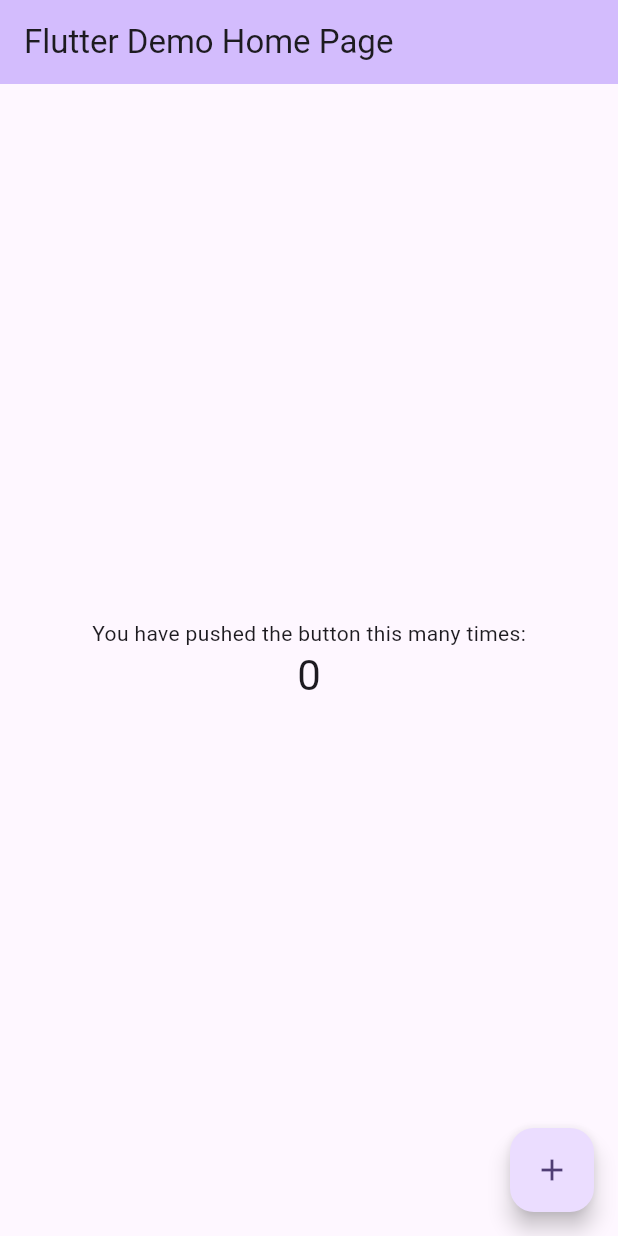
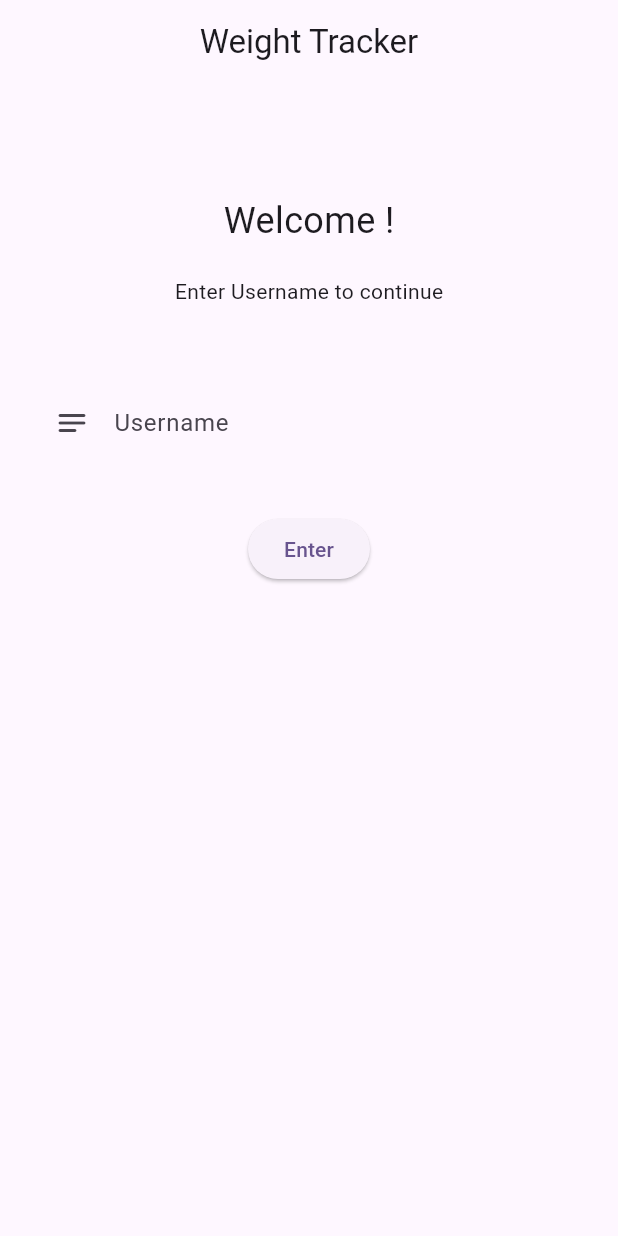
Before and after one commit to Dheeraj-2003/weight_tracker, a Flutter app: the screen it shows after launch, on a phone screen of 412 x 824 dp. Run offline on Flutter 3.47's test engine with Material 3 defaults, Android fonts, the phone set to English and light mode, and no system bars.

Commit message:
Implemented UI screens and widgets

```diff
--- /dev/null
+++ b/lib/data/models/weight.dart
@@ -0,0 +1,59 @@
+import 'dart:convert';
+
+class Weight {
+  final DateTime time;
+  final int weight;
+
+  Weight({
+    required this.time,
+    required this.weight,
+  });
+
+  Weight copyWith({
+    DateTime? time,
+    int? weight,
+  }) {
+    return Weight(
+      time: time ?? this.time,
+      weight: weight ?? this.weight,
+    );
+  }
+
+  Map<String, dynamic> toMap() {
+    return <String, dynamic>{
+      'time': time.millisecondsSinceEpoch,
+      'weight': weight,
+    };
+  }
+
+  factory Weight.fromMap(Map<String, dynamic> map) {
+    return Weight(
+      time: DateTime.fromMillisecondsSinceEpoch(map['time'] as int),
+      weight: map['weight'] as int,
+    );
+  }
+
+  String toJson() => json.encode(toMap());
+
+  factory Weight.fromJson(String source) =>
+      Weight.fromMap(json.decode(source) as Map<String, dynamic>);
+
+  @override
+  String toString() => 'Weight(time: $time, weight: $weight)';
+
+  @override
+  bool operator ==(covariant Weight other) {
+    if (identical(this, other)) return true;
+
+    return other.time == time && other.weight == weight;
+  }
+
+  @override
+  int get hashCode => time.hashCode ^ weight.hashCode;
+}
+
+List<Weight> weights = [
+  Weight(time: DateTime.now(), weight: 70),
+  Weight(time: DateTime.now(), weight: 67),
+  Weight(time: DateTime.now(), weight: 65)
+];
--- a/lib/main.dart
+++ b/lib/main.dart
@@ -1,4 +1,5 @@
 import 'package:flutter/material.dart';
+import 'package:weight_tracker/presentation/screens/signup_screen.dart';
 
 void main() {
   runApp(const MyApp());
@@ -31,95 +32,7 @@ class MyApp extends StatelessWidget {
         colorScheme: ColorScheme.fromSeed(seedColor: Colors.deepPurple),
         useMaterial3: true,
       ),
-      home: const MyHomePage(title: 'Flutter Demo Home Page'),
+      home: const SignUpScreen(),
     );
   }
 }
-
-class MyHomePage extends StatefulWidget {
-  const MyHomePage({super.key, required this.title});
-
-  // This widget is the home page of your application. It is stateful, meaning
-  // that it has a State object (defined below) that contains fields that affect
-  // how it looks.
-
-  // This class is the configuration for the state. It holds the values (in this
-  // case the title) provided by the parent (in this case the App widget) and
-  // used by the build method of the State. Fields in a Widget subclass are
-  // always marked "final".
-
-  final String title;
-
-  @override
-  State<MyHomePage> createState() => _MyHomePageState();
-}
-
-class _MyHomePageState extends State<MyHomePage> {
-  int _counter = 0;
-
-  void _incrementCounter() {
-    setState(() {
-      // This call to setState tells the Flutter framework that something has
-      // changed in this State, which causes it to rerun the build method below
-      // so that the display can reflect the updated values. If we changed
-      // _counter without calling setState(), then the build method would not be
-      // called again, and so nothing would appear to happen.
-      _counter++;
-    });
-  }
-
-  @override
-  Widget build(BuildContext context) {
-    // This method is rerun every time setState is called, for instance as done
-    // by the _incrementCounter method above.
-    //
-    // The Flutter framework has been optimized to make rerunning build methods
-    // fast, so that you can just rebuild anything that needs updating rather
-    // than having to individually change instances of widgets.
-    return Scaffold(
-      appBar: AppBar(
-        // TRY THIS: Try changing the color here to a specific color (to
-        // Colors.amber, perhaps?) and trigger a hot reload to see the AppBar
-        // change color while the other colors stay the same.
-        backgroundColor: Theme.of(context).colorScheme.inversePrimary,
-        // Here we take the value from the MyHomePage object that was created by
-        // the App.build method, and use it to set our appbar title.
-        title: Text(widget.title),
-      ),
-      body: Center(
-        // Center is a layout widget. It takes a single child and positions it
-        // in the middle of the parent.
-        child: Column(
-          // Column is also a layout widget. It takes a list of children and
-          // arranges them vertically. By default, it sizes itself to fit its
-          // children horizontally, and tries to be as tall as its parent.
-          //
-          // Column has various properties to control how it sizes itself and
-          // how it positions its children. Here we use mainAxisAlignment to
-          // center the children vertically; the main axis here is the vertical
-          // axis because Columns are vertical (the cross axis would be
-          // horizontal).
-          //
-          // TRY THIS: Invoke "debug painting" (choose the "Toggle Debug Paint"
-          // action in the IDE, or press "p" in the console), to see the
-          // wireframe for each widget.
-          mainAxisAlignment: MainAxisAlignment.center,
-          children: <Widget>[
-            const Text(
-              'You have pushed the button this many times:',
-            ),
-            Text(
-              '$_counter',
-              style: Theme.of(context).textTheme.headlineMedium,
-            ),
-          ],
-        ),
-      ),
-      floatingActionButton: FloatingActionButton(
-        onPressed: _incrementCounter,
-        tooltip: 'Increment',
-        child: const Icon(Icons.add),
-      ), // This trailing comma makes auto-formatting nicer for build methods.
-    );
-  }
-}
--- /dev/null
+++ b/lib/presentation/screens/signup_screen.dart
@@ -0,0 +1,34 @@
+import 'package:flutter/material.dart';
+import 'package:weight_tracker/presentation/widgets/profile_form.dart';
+
+class SignUpScreen extends StatelessWidget {
+  const SignUpScreen({super.key});
+
+  @override
+  Widget build(BuildContext context) {
+    return Scaffold(
+      appBar: AppBar(
+        title: const Text('Weight Tracker'),
+        centerTitle: true,
+      ),
+      body: Container(
+        padding: const EdgeInsets.all(24),
+        child: const Column(
+          mainAxisSize: MainAxisSize.max,
+          crossAxisAlignment: CrossAxisAlignment.center,
+          children: [
+            SizedBox(height: 50),
+            Text(
+              "Welcome !",
+              style: TextStyle(fontSize: 24),
+            ),
+            SizedBox(height: 20),
+            Text("Enter Username to continue"),
+            SizedBox(height: 50),
+            ProfileForm(),
+          ],
+        ),
+      ),
+    );
+  }
+}
--- /dev/null
+++ b/lib/presentation/widgets/profile_form.dart
@@ -0,0 +1,42 @@
+import 'package:flutter/material.dart';
+import 'package:weight_tracker/presentation/screens/home_screen.dart';
+
+class ProfileForm extends StatefulWidget {
+  const ProfileForm({super.key});
+
+  @override
+  State<ProfileForm> createState() => _ProfileFormState();
+}
+
+class _ProfileFormState extends State<ProfileForm> {
+  final _formKey = GlobalKey<FormState>();
+  final _nameController = TextEditingController();
+
+  void _onEnter() {
+    Navigator.of(context).pushReplacement(
+        MaterialPageRoute(builder: (context) => const HomeScreen()));
+  }
+
+  @override
+  Widget build(BuildContext context) {
+    return Form(
+        key: _formKey,
+        child: Column(
+          children: [
+            TextFormField(
+              controller: _nameController,
+              decoration: const InputDecoration(
+                  prefixIcon: Icon(Icons.notes_rounded),
+                  border: InputBorder.none,
+                  labelText: "Username"),
+            ),
+            const SizedBox(height: 32),
+            ElevatedButton(
+                onPressed: () {
+                  _onEnter();
+                },
+                child: const Text("Enter"))
+          ],
+        ));
+  }
+}
--- a/pubspec.yaml
+++ b/pubspec.yaml
@@ -35,6 +35,7 @@ dependencies:
   # The following adds the Cupertino Icons font to your application.
   # Use with the CupertinoIcons class for iOS style icons.
   cupertino_icons: ^1.0.2
+  riverpod: ^2.5.1
 
 dev_dependencies:
   flutter_test:
```
Also changed, not shown: lib/data/models/user.dart (added, +47 -0 lines), lib/presentation/screens/add_weight_screen.dart (added, +14 -0 lines), lib/presentation/screens/home_screen.dart (added, +68 -0 lines), lib/presentation/widgets/common_list_tile.dart (added, +16 -0 lines), lib/presentation/widgets/weight_form.dart (added, +42 -0 lines), lib/presentation/providers/profile/profile_notifier.dart (added), lib/presentation/providers/profile/profile_provider.dart (added), lib/presentation/providers/profile/profile_state.dart (added), pubspec.lock.
